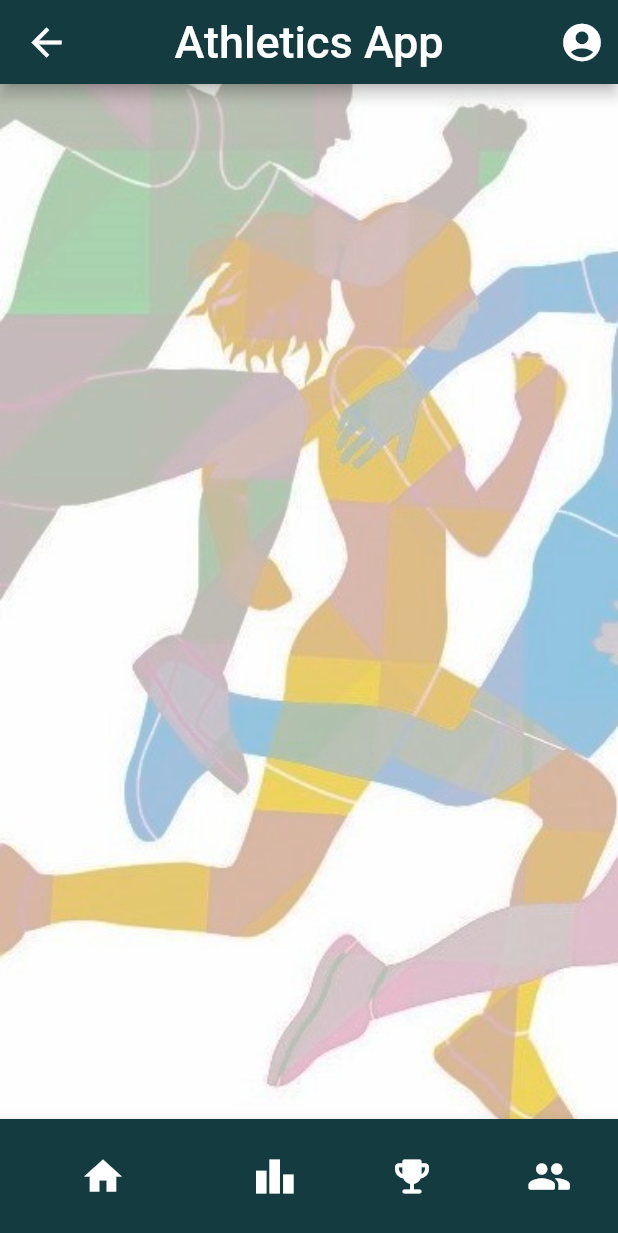
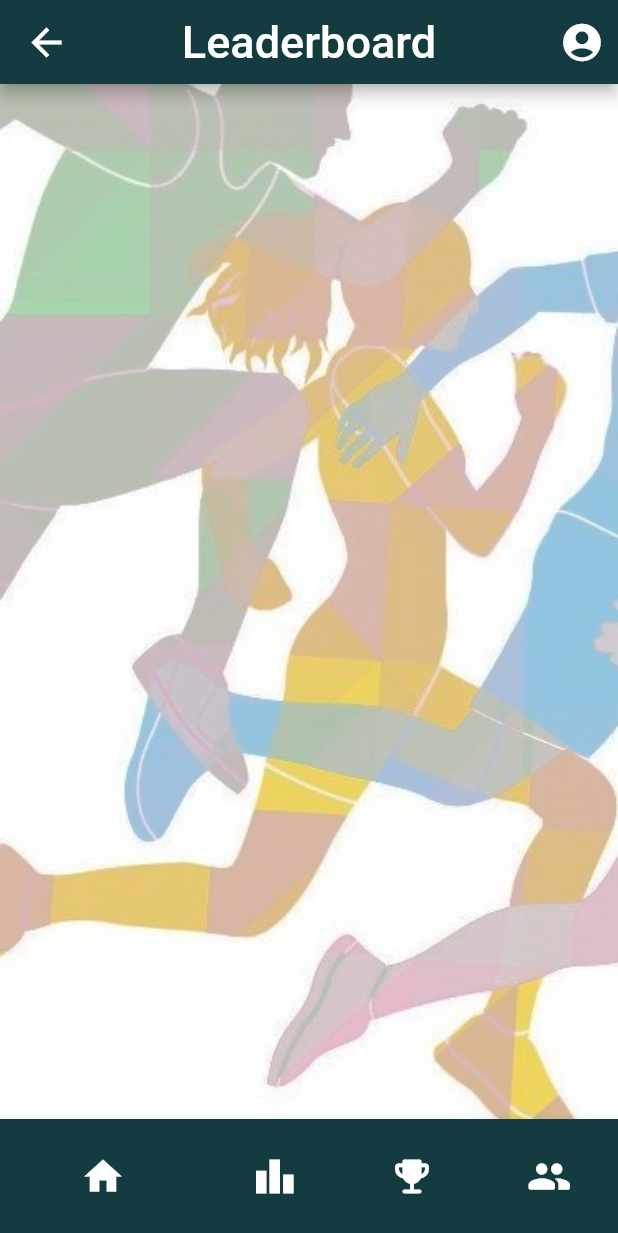
Before and after one commit to Aficionado45/athletics_app, a Flutter app: the screen it shows after launch, item 2 of the bottom bar chosen, on a phone screen of 412 x 824 dp. Shown: the top 1233 px of the screen. Run offline on Flutter 3.47's test engine with Material 2 defaults, Android fonts, the light colour scheme and no system bars.

Commit message:
ui screens

```diff
--- a/lib/screens/achievements.dart
+++ b/lib/screens/achievements.dart
@@ -19,7 +19,7 @@ class _AchievementState extends State<Achievement> {
         appBar: AppBar(
           backgroundColor: Color(0xFF143B40),
           title: Text(
-            'Athletics App',
+            'Achievements',
             style: TextStyle(
               fontSize: 30,
               color: Colors.white,
--- a/lib/screens/leaderboard.dart
+++ b/lib/screens/leaderboard.dart
@@ -18,7 +18,7 @@ class _LeaderboardState extends State<Leaderboard> {
           appBar: AppBar(
             backgroundColor: Color(0xFF143B40),
             title: Text(
-              'Athletics App',
+              'Leaderboard',
               style: TextStyle(
                 fontSize: 30,
                 color: Colors.white,
--- a/lib/screens/loginscreeen.dart
+++ b/lib/screens/loginscreeen.dart
@@ -140,7 +140,7 @@ class _loginState extends State<login> {
               // ignore: deprecated_member_use
               child: FlatButton(
                 onPressed: (){
-                  // Navigator.pushNamed(context, 'homescreen');
+                   Navigator.pushNamed(context, 'homescreen');
                 },
                 child:Text(
                   'LOGIN',
--- a/lib/screens/records.dart
+++ b/lib/screens/records.dart
@@ -19,7 +19,7 @@ class _RecordsState extends State<Records> {
         appBar: AppBar(
           backgroundColor: Color(0xFF143B40),
           title: Text(
-            'Athletics App',
+            'Records',
             style: TextStyle(
               fontSize: 30,
               color: Colors.white,
```
